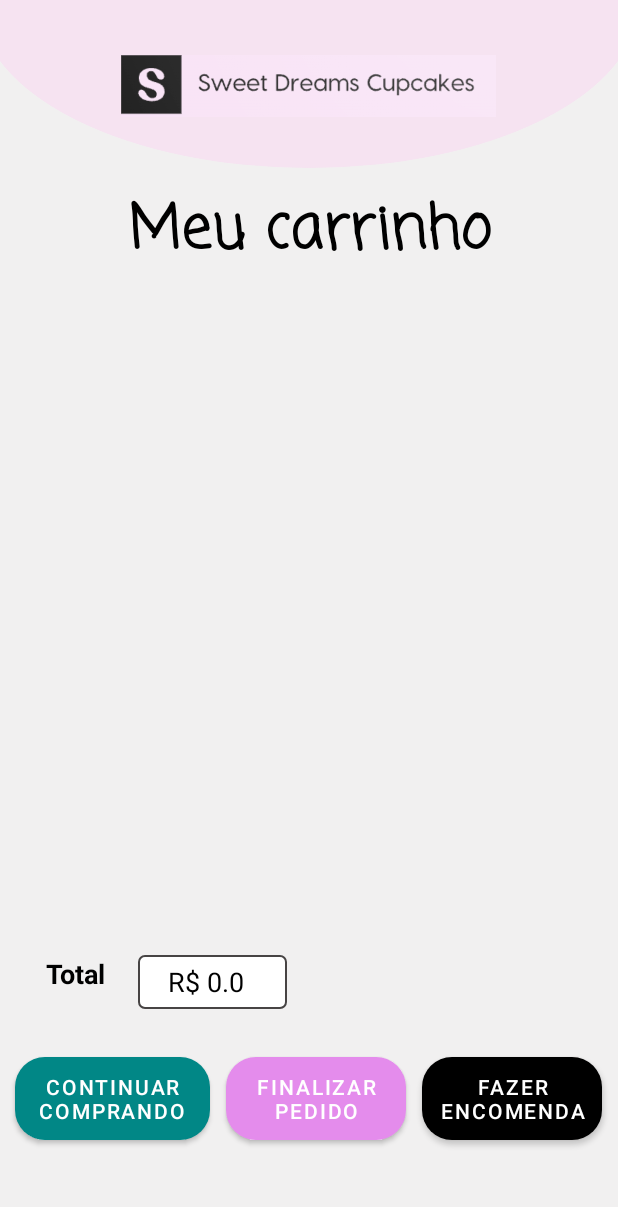
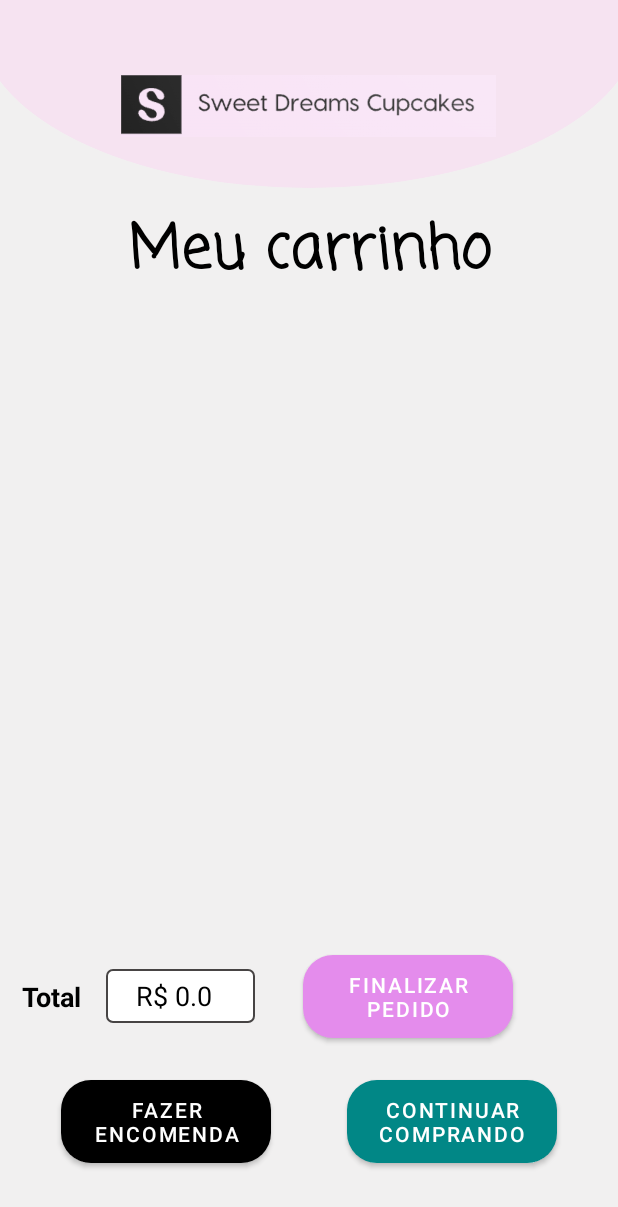
Before and after one commit to Vandeilsonpp/android-projeto, an Android app: the CarrinhoActivity screen opened directly, with no data from a screen before it, on a phone screen of 412 x 824 dp. Shown: the top 1207 px of the screen. Run offline under Robolectric (Android 15) with nearby library versions, the phone set to English and light mode, and no system bars.

Commit message:
fix de style

```diff
--- a/app/src/main/res/layout/carrinho_compra.xml
+++ b/app/src/main/res/layout/carrinho_compra.xml
@@ -11,7 +11,7 @@
     tools:context=".activity.CarrinhoActivity">
 
     <LinearLayout
-        android:layout_marginTop="-50dp"
+        android:layout_marginTop="-20dp"
         android:orientation="vertical"
         android:layout_width="match_parent"
         android:layout_height="0dp"
@@ -71,44 +71,66 @@
     </ScrollView>
 
 
-    <LinearLayout
-        android:gravity="start"
-        android:padding="16dp"
+    <androidx.constraintlayout.widget.ConstraintLayout
+        android:id="@+id/linearLayout3"
         android:layout_width="match_parent"
-        android:layout_height="wrap_content"
+        android:layout_height="80dp"
+        android:layout_marginStart="10dp"
         android:layout_marginTop="10dp"
-        android:layout_marginStart="10dp"
-        android:orientation="horizontal">
+        android:gravity="start">
 
         <TextView
-            android:textColor="@color/black"
+            android:id="@+id/textView13"
             android:layout_width="wrap_content"
             android:layout_height="wrap_content"
-            android:layout_gravity="start"
-            android:layout_marginEnd="5dp"
+            android:layout_marginEnd="21dp"
             android:gravity="center_vertical"
             android:text="Total"
+            android:textColor="@color/black"
             android:textSize="18sp"
-            android:textStyle="bold" />
+            android:textStyle="bold"
+            app:layout_constraintBottom_toBottomOf="parent"
+            app:layout_constraintEnd_toStartOf="@+id/txtCarrinhoTotal"
+            app:layout_constraintHorizontal_bias="0.44"
+            app:layout_constraintStart_toStartOf="parent"
+            app:layout_constraintTop_toTopOf="parent" />
 
         <EditText
-            android:textColor="@color/black"
-            android:textColorHint="@color/grey"
-            android:inputType="none"
-            android:paddingStart="20dp"
-            android:paddingEnd="20dp"
-            android:layout_marginStart="16dp"
             android:id="@+id/txtCarrinhoTotal"
             android:layout_width="wrap_content"
             android:layout_height="wrap_content"
-            android:layout_gravity="start"
+            android:layout_marginStart="16dp"
             android:background="@drawable/bg_edit_text"
             android:hint="R$ 0,00"
-            android:minHeight="36dp" />
+            android:inputType="none"
+            android:minHeight="36dp"
+            android:paddingStart="20dp"
+            android:paddingEnd="20dp"
+            android:textColor="@color/black"
+            android:textColorHint="@color/grey"
+            app:layout_constraintBottom_toBottomOf="parent"
+            app:layout_constraintStart_toEndOf="@+id/textView13"
+            app:layout_constraintTop_toTopOf="parent" />
 
-    </LinearLayout>
+        <Button
+            android:id="@+id/finalizarPedido"
+            android:layout_width="140dp"
+            android:layout_height="wrap_content"
+            android:padding="10dp"
+            android:text="Finalizar Pedido"
+            android:textColor="#FFFFFF"
+            app:backgroundTint="@color/strong_pink"
+            app:cornerRadius="20dp"
+            app:layout_constraintBottom_toBottomOf="parent"
+            app:layout_constraintEnd_toEndOf="parent"
+            app:layout_constraintHorizontal_bias="0.3"
+            app:layout_constraintStart_toEndOf="@+id/txtCarrinhoTotal"
+            app:layout_constraintTop_toTopOf="parent" />
 
-    <LinearLayout
+    </androidx.constraintlayout.widget.ConstraintLayout>
+
+    <androidx.constraintlayout.widget.ConstraintLayout
+        android:id="@+id/linearLayout2"
         android:layout_width="match_parent"
         android:layout_height="100dp"
         android:layout_marginTop="10dp"
@@ -116,40 +138,32 @@
 
         <Button
             android:id="@+id/addMaisProdutos"
-            android:layout_width="130dp"
+            android:layout_width="140dp"
             android:layout_height="wrap_content"
-            android:layout_marginLeft="10dp"
-            android:layout_marginRight="5dp"
             android:padding="10dp"
             android:text="Continuar Comprando"
             android:textColor="#FFFFFF"
             app:backgroundTint="@color/teal_700"
             app:cornerRadius="20dp"
-            app:elevation="5dp" />
-
-        <Button
-            android:id="@+id/finalizarPedido"
-            android:layout_width="120dp"
-            android:layout_height="wrap_content"
-            android:layout_marginLeft="5dp"
-            android:layout_marginRight="5dp"
-            android:padding="10dp"
-            android:text="Finalizar Pedido"
-            android:textColor="#FFFFFF"
-            app:backgroundTint="@color/strong_pink"
-            app:cornerRadius="20dp" />
+            app:elevation="5dp"
+            app:layout_constraintEnd_toEndOf="parent"
+            app:layout_constraintHorizontal_bias="0.85"
+            app:layout_constraintStart_toStartOf="parent"
+            app:layout_constraintTop_toTopOf="parent" />
 
         <Button
             android:id="@+id/encomenda"
-            android:layout_width="120dp"
+            android:layout_width="140dp"
             android:layout_height="wrap_content"
-            android:layout_marginLeft="5dp"
-            android:layout_marginRight="10dp"
             android:padding="10dp"
             android:text="Fazer encomenda"
             android:textColor="#FFFFFF"
             app:backgroundTint="@color/black"
-            app:cornerRadius="20dp" />
-    </LinearLayout>
+            app:cornerRadius="20dp"
+            app:layout_constraintEnd_toEndOf="parent"
+            app:layout_constraintHorizontal_bias="0.15"
+            app:layout_constraintStart_toStartOf="parent"
+            app:layout_constraintTop_toTopOf="parent" />
+    </androidx.constraintlayout.widget.ConstraintLayout>
 
 </LinearLayout>
--- a/app/src/main/res/layout/customer_home_page.xml
+++ b/app/src/main/res/layout/customer_home_page.xml
@@ -20,7 +20,7 @@
         <FrameLayout
             android:layout_width="match_parent"
             android:layout_height="200dp"
-            android:layout_marginTop="-30dp"
+            android:layout_marginTop="40dp"
             android:layout_marginBottom="-18dp"
             android:layout_gravity="center">
 
--- a/app/src/main/res/layout/seller_home_page.xml
+++ b/app/src/main/res/layout/seller_home_page.xml
@@ -10,7 +10,7 @@
     tools:context=".activity.SellerHomePageActivity">
 
     <LinearLayout
-        android:layout_marginTop="-310dp"
+        android:layout_marginTop="-270dp"
         android:orientation="vertical"
         android:layout_width="match_parent"
         android:layout_height="wrap_content"
```
Also changed, not shown: app/src/main/res/layout/activity_auth.xml (+20 -15 lines), app/src/main/res/layout/checkout.xml (+33 -27 lines).
